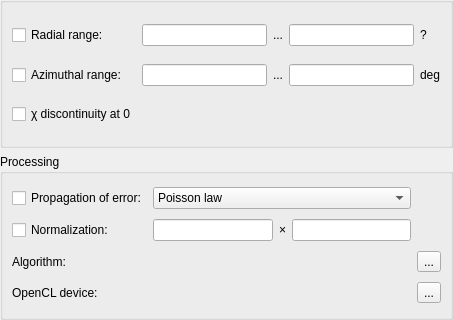
This is pyFAI/resources/gui/worker-configurator.ui in silx-kit/pyFAI as Qt 5 draws it before an edit; both pictures show x 0 to 453 and y 569 to 889 of the 453 by 889 pixel window. The edited form follows.
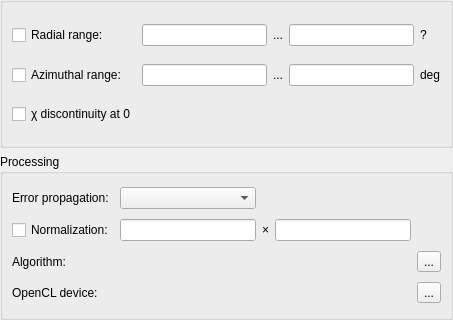
This is the edited form. Custom widgets are drawn as their Qt base class.

Commit message: replace do_poisson (bool) with error_model (str)

Patch:
```diff
--- a/pyFAI/resources/gui/worker-configurator.ui
+++ b/pyFAI/resources/gui/worker-configurator.ui
@@ -504,20 +504,15 @@
      </property>
      <layout class="QGridLayout" name="gridLayout_2">
       <item row="0" column="0">
-       <widget class="QCheckBox" name="do_poisson">
+       <widget class="QLabel" name="label_22">
         <property name="text">
-         <string>Propagation of error:</string>
+         <string>Error propagation:</string>
         </property>
        </widget>
       </item>
-      <item row="0" column="1" colspan="3">
-       <widget class="QComboBox" name="error_selection">
-        <item>
-         <property name="text">
-          <string>Poisson law</string>
-         </property>
-        </item>
-       </widget>
+      <item row="0" column="1">
+        <widget class="QComboBox" name="error_model">
+        </widget>
       </item>
       <item row="1" column="0">
        <widget class="QCheckBox" name="do_normalization">
```
Left out of the diff: 3 changed lines with no effect on the pictures. The commit also changes 7 other files.
